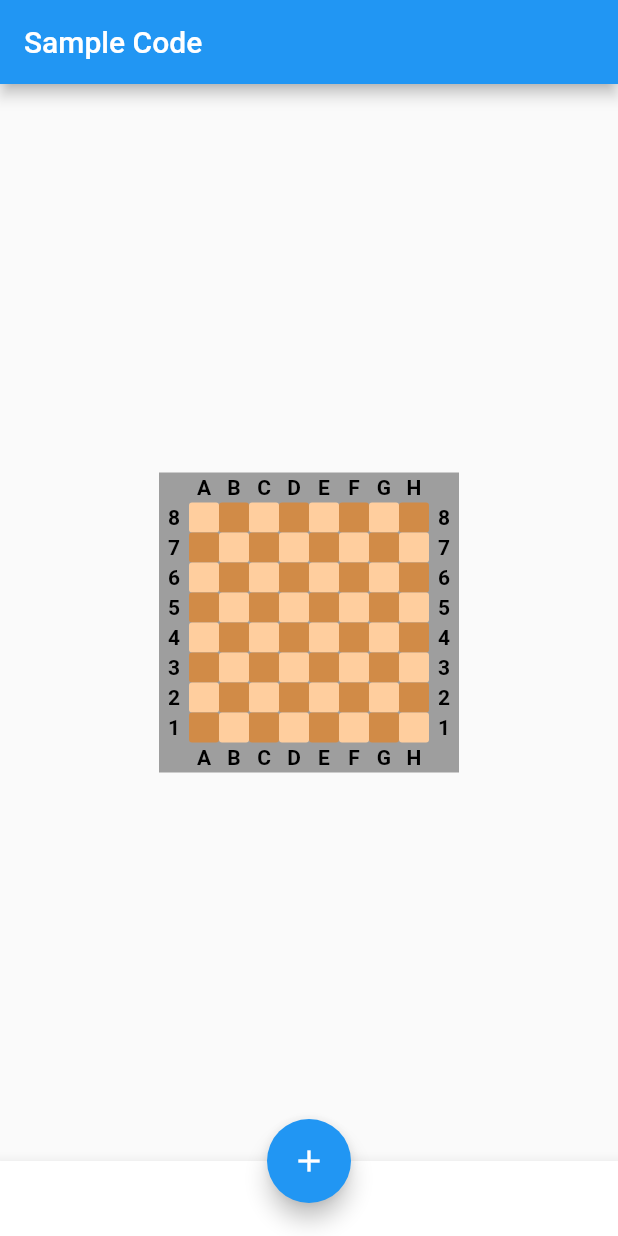
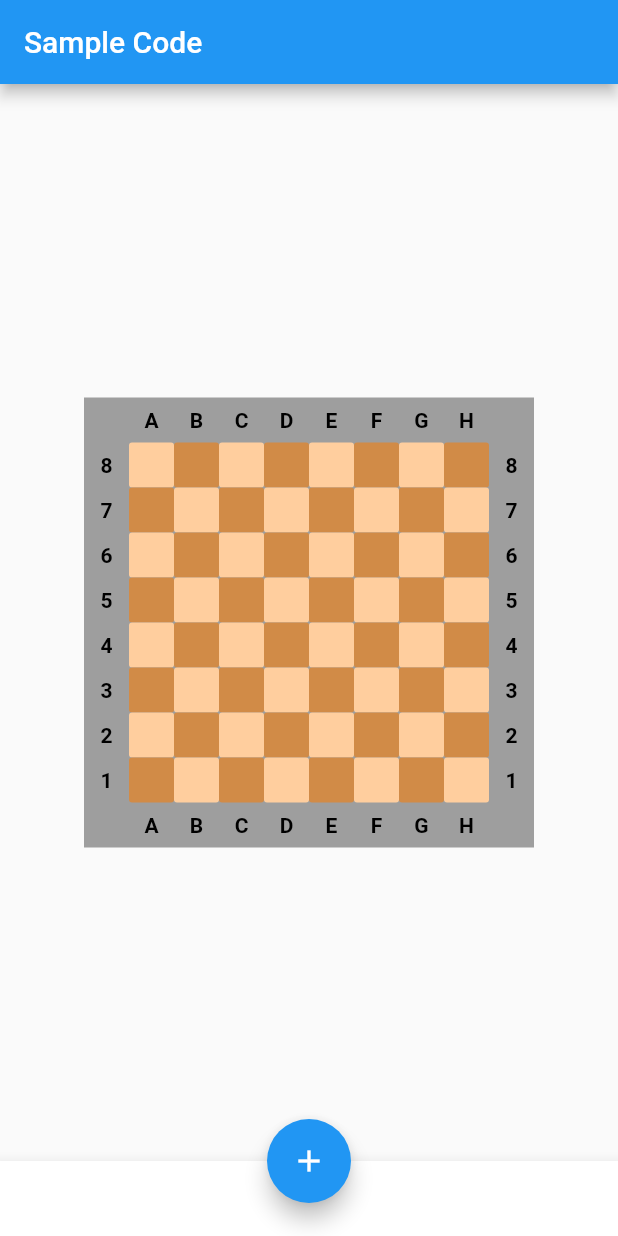
Before and after one commit to loloof64/ChessPatternMemorizer, a Flutter app: the screen it shows after launch, after a tap on the "add" icon, on a phone screen of 412 x 824 dp. Run offline on Flutter 3.47's test engine with Material 2 defaults, Android fonts, the phone set to English and light mode, and no system bars; missing offline and left inert: chess.

Commit message:
We can define the chess diagram size with a property

```diff
--- a/lib/chess_diagram.dart
+++ b/lib/chess_diagram.dart
@@ -1,4 +1,5 @@
 import 'package:flutter/material.dart';
+import 'package:chess/chess.dart' as chess;
 
 class ChessDiagramCell extends StatelessWidget {
   final Color whiteColor = Color.fromARGB(255, 255, 206, 158);
@@ -18,6 +19,11 @@ class ChessDiagramCell extends StatelessWidget {
 }
 
 class ChessDiagram extends StatefulWidget {
+
+  final double size;
+
+  ChessDiagram([this.size]);
+
   @override
   _ChessDiagramState createState() => _ChessDiagramState();
 }
@@ -82,9 +88,8 @@ class _ChessDiagramState extends State<ChessDiagram> {
 
   @override
   Widget build(BuildContext context) {
-    final size = 200.0;
     return SizedBox.fromSize(
-        size: Size.square(size),
+        size: Size.square(widget.size),
         child: Container(
           child: GridView.count(
             crossAxisCount: 10,
--- a/lib/main.dart
+++ b/lib/main.dart
@@ -24,7 +24,6 @@ class MyStatefulWidget extends StatefulWidget {
 }
 
 class _MyStatefulWidgetState extends State<MyStatefulWidget> {
-  int _count = 0;
 
   Widget build(BuildContext context) {
     return Scaffold(
@@ -32,7 +31,7 @@ class _MyStatefulWidgetState extends State<MyStatefulWidget> {
         title: Text('Sample Code'),
       ),
       body: Center(
-        child: ChessDiagram(),
+        child: ChessDiagram(300.0),
       ),
       bottomNavigationBar: BottomAppBar(
         child: Container(
@@ -40,9 +39,7 @@ class _MyStatefulWidgetState extends State<MyStatefulWidget> {
         ),
       ),
       floatingActionButton: FloatingActionButton(
-        onPressed: () => setState(() {
-              _count++;
-            }),
+        onPressed: () => {},
         tooltip: 'Increment Counter',
         child: Icon(Icons.add),
       ),
--- a/pubspec.yaml
+++ b/pubspec.yaml
@@ -25,6 +25,8 @@ dependencies:
   cupertino_icons: ^0.1.2
 
   flutter_launcher_icons: ^0.7.2+1
+  chess: ^0.6.5
+  chess_vectors_flutter: ^1.0.6
 
 dev_dependencies:
   flutter_test:
```
Also changed, not shown: pubspec.lock.
